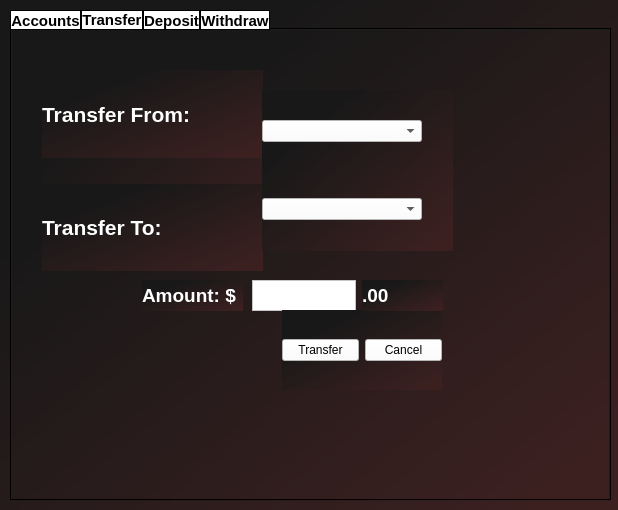
CS3560-3-3/Bank-ATM-Subsystem, file ATM/bankaccount.ui: the form before one commit.
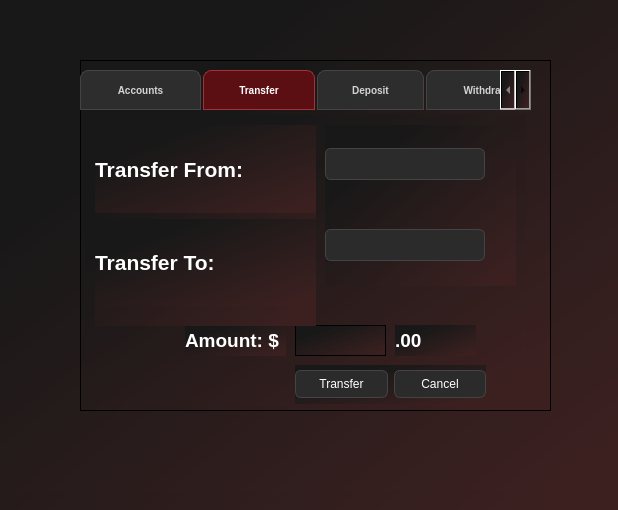
The form after the commit. The open tabs and pages were chosen to show the change. Icons and pictures are not drawn.

Commit message: UI Redesign + Fix Transfer/Deposit/Withdraw Logic

```diff
--- a/ATM/bankaccount.ui
+++ b/ATM/bankaccount.ui
@@ -29,13 +29,28 @@
 }
 </string>
   </property>
+  <widget class="QFrame" name="atmScreenFrame">
+   <property name="geometry">
+    <rect>
+     <x>80</x>
+     <y>60</y>
+     <width>471</width>
+     <height>351</height>
+    </rect>
+   </property>
+   <property name="frameShape">
+    <enum>QFrame::Shape::StyledPanel</enum>
+   </property>
+   <property name="frameShadow">
+    <enum>QFrame::Shadow::Raised</enum>
+   </property>
   <widget class="QTabWidget" name="tabWidget">
    <property name="geometry">
     <rect>
-     <x>10</x>
+      <x>0</x>
      <y>10</y>
-     <width>601</width>
-     <height>491</height>
+      <width>451</width>
+      <height>341</height>
     </rect>
    </property>
    <property name="font">
@@ -49,9 +64,49 @@
 color: Black;
 }
 
-QTabBar::tab {background-color : white;
-border: 1px solid black;
- }</string>
+/* ---------- TAB BAR CONTAINER ---------- */
+QTabWidget::pane {
+    border: 0px;
+    padding: 5px;
+}
+
+/* ---------- TAB BAR ---------- */
+QTabBar {
+    background: transparent;
+}
+
+/* ---------- DEFAULT TABS ---------- */
+QTabBar::tab {
+    color: white;
+    background: #2d2d2d;
+    padding: 10px 25px;
+    margin-right: 2px;
+    font-size: 10px;
+    font-weight: bold;
+    border-top-left-radius: 8px;
+    border-top-right-radius: 8px;
+    border: 1px solid #444;
+}
+
+/* ---------- HOVER EFFECT ---------- */
+QTabBar::tab:hover {
+    background: #3b3b3b;
+    border: 1px solid #666;
+}
+
+/* ---------- SELECTED TAB ---------- */
+QTabBar::tab:selected {
+    background: #5b0f12; /* deep red highlight */
+    color: white;
+    border: 1px solid #a33238;
+}
+
+/* ---------- UNSELECTED TABS ---------- */
+QTabBar::tab:!selected {
+    background: #2d2d2d;
+    color: #d3d3d3;
+}
+</string>
    </property>
    <property name="currentIndex">
     <number>0</number>
@@ -188,23 +243,30 @@
     <widget class="QTextEdit" name="txtAmt">
      <property name="geometry">
       <rect>
-       <x>240</x>
-       <y>250</y>
-       <width>104</width>
+        <x>210</x>
+        <y>210</y>
+        <width>91</width>
        <height>31</height>
       </rect>
      </property>
      <property name="styleSheet">
-      <string notr="true">QTextEdit {
-background-color: white;
-}</string>
+       <string notr="true">QLineEdit {
+    background-color: #2b2b2b;
+    color: white;
+    border: 1px solid #555;
+    border-radius: 6px;
+    padding: 6px 10px;
+    font-size: 16px;
+    font-weight: bold;
+}
+</string>
      </property>
     </widget>
     <widget class="QLabel" name="lblAmount">
      <property name="geometry">
       <rect>
-       <x>130</x>
-       <y>250</y>
+        <x>100</x>
+        <y>210</y>
        <width>101</width>
        <height>31</height>
       </rect>
@@ -222,39 +284,13 @@
     <widget class="QWidget" name="verticalLayoutWidget_4">
      <property name="geometry">
       <rect>
-       <x>30</x>
-       <y>40</y>
+        <x>10</x>
+        <y>10</y>
        <width>221</width>
        <height>201</height>
       </rect>
      </property>
      <layout class="QVBoxLayout" name="verticalLayout_4">
-      <item>
-       <widget class="QLabel" name="lblTransferFrom">
-        <property name="font">
-         <font>
-          <pointsize>16</pointsize>
-          <bold>true</bold>
-         </font>
-        </property>
-        <property name="text">
-         <string>Transfer From: </string>
-        </property>
-       </widget>
-      </item>
-      <item>
-       <spacer name="horizontalSpacer_3">
-        <property name="orientation">
-         <enum>Qt::Orientation::Horizontal</enum>
-        </property>
-        <property name="sizeHint" stdset="0">
-         <size>
-          <width>40</width>
-          <height>20</height>
-         </size>
-        </property>
-       </spacer>
-      </item>
       <item>
        <widget class="QLabel" name="lblTransferTo">
         <property name="font">
@@ -264,11 +300,38 @@
          </font>
         </property>
         <property name="text">
+          <string>Transfer From: </string>
+         </property>
+        </widget>
+       </item>
+       <item>
+        <widget class="QLabel" name="lblTransferFrom">
+         <property name="font">
+          <font>
+           <pointsize>16</pointsize>
+           <bold>true</bold>
+          </font>
+         </property>
+         <property name="text">
          <string>Transfer To: </string>
         </property>
        </widget>
       </item>
-     </layout>
+       <item>
+        <spacer name="horizontalSpacer_3">
+         <property name="orientation">
+          <enum>Qt::Orientation::Horizontal</enum>
+         </property>
+         <property name="sizeHint" stdset="0">
+          <size>
+           <width>40</width>
+           <height>20</height>
+          </size>
+         </property>
+        </spacer>
+       </item>
+      </layout>
+      <zorder>horizontalSpacer_3</zorder>
      <zorder>lblTransferFrom</zorder>
      <zorder>lblTransferTo</zorder>
      <zorder>horizontalSpacer_3</zorder>
@@ -276,8 +339,8 @@
     <widget class="QWidget" name="verticalLayoutWidget_5">
      <property name="geometry">
       <rect>
-       <x>250</x>
-       <y>60</y>
+        <x>240</x>
+        <y>10</y>
        <width>191</width>
        <height>161</height>
       </rect>
@@ -293,8 +356,34 @@
         </property>
         <property name="styleSheet">
          <string notr="true">QComboBox {
-background-color: white;
-}</string>
+    background-color: #2b2b2b;       /* dark input background */
+    color: white;                    /* text color */
+    padding: 6px 10px;
+    border: 1px solid #444;
+    border-radius: 6px;
+    font-size: 14px;
+    font-family: &quot;Segoe UI&quot;;
+}
+
+QComboBox:hover {
+    border: 1px solid #bb4444;       /* subtle red hover accent */
+}
+
+QComboBox::drop-down {
+    border: none;
+    width: 22px;
+    background: transparent;
+}
+
+QComboBox QAbstractItemView {
+    background-color: #1e1e1e;      /* dropdown background */
+    color: white;
+    padding: 6px;
+    selection-background-color: #bb4444; /* selected row highlight */
+    border: 1px solid #333;
+    outline: 0;
+}
+</string>
         </property>
        </widget>
       </item>
@@ -321,8 +410,34 @@
         </property>
         <property name="styleSheet">
          <string notr="true">QComboBox {
-background-color: white;
-}</string>
+    background-color: #2b2b2b;       /* dark input background */
+    color: white;                    /* text color */
+    padding: 6px 10px;
+    border: 1px solid #444;
+    border-radius: 6px;
+    font-size: 14px;
+    font-family: &quot;Segoe UI&quot;;
+}
+
+QComboBox:hover {
+    border: 1px solid #bb4444;       /* subtle red hover accent */
+}
+
+QComboBox::drop-down {
+    border: none;
+    width: 22px;
+    background: transparent;
+}
+
+QComboBox QAbstractItemView {
+    background-color: #1e1e1e;      /* dropdown background */
+    color: white;
+    padding: 6px;
+    selection-background-color: #bb4444; /* selected row highlight */
+    border: 1px solid #333;
+    outline: 0;
+}
+</string>
         </property>
        </widget>
       </item>
@@ -331,10 +446,10 @@
     <widget class="QWidget" name="horizontalLayoutWidget">
      <property name="geometry">
       <rect>
-       <x>270</x>
-       <y>280</y>
-       <width>160</width>
-       <height>80</height>
+        <x>210</x>
+        <y>250</y>
+        <width>191</width>
+        <height>39</height>
       </rect>
      </property>
      <layout class="QHBoxLayout" name="horizontalLayout">
@@ -342,8 +457,30 @@
        <widget class="QPushButton" name="submitTransfer">
         <property name="styleSheet">
          <string notr="true">QPushButton {
-background-color: white;
-}</string>
+    background-color: #2b2b2b;        /* dark matte base */
+    color: white;                     /* text color */
+    font: 12pt &quot;Segoe UI Semibold&quot;;   /* clean readable font */
+    border-radius: 6px;               /* rounded corners */
+    padding: 6px 16px;                /* comfortable padding */
+    border: 1px solid #444;           /* subtle border */
+}
+
+QPushButton:hover {
+    background-color: #383838;        /* lighter on hover */
+    border: 1px solid #bb0a1e;        /* red accent glow */
+}
+
+QPushButton:pressed {
+    background-color: #1e1e1e;        /* slightly darker */
+    border: 1px solid #770814;
+}
+
+QPushButton:disabled {
+    background-color: #3a3a3a;
+    color: #777;
+    border: 1px solid #555;
+}
+</string>
         </property>
         <property name="text">
          <string>Transfer</string>
@@ -354,8 +491,30 @@
        <widget class="QPushButton" name="cancelTransfer">
         <property name="styleSheet">
          <string notr="true">QPushButton {
-background-color: white;
-}</string>
+    background-color: #2b2b2b;        /* dark matte base */
+    color: white;                     /* text color */
+    font: 12pt &quot;Segoe UI Semibold&quot;;   /* clean readable font */
+    border-radius: 6px;               /* rounded corners */
+    padding: 6px 16px;                /* comfortable padding */
+    border: 1px solid #444;           /* subtle border */
+}
+
+QPushButton:hover {
+    background-color: #383838;        /* lighter on hover */
+    border: 1px solid #bb0a1e;        /* red accent glow */
+}
+
+QPushButton:pressed {
+    background-color: #1e1e1e;        /* slightly darker */
+    border: 1px solid #770814;
+}
+
+QPushButton:disabled {
+    background-color: #3a3a3a;
+    color: #777;
+    border: 1px solid #555;
+}
+</string>
         </property>
         <property name="text">
          <string>Cancel</string>
@@ -367,8 +526,8 @@
     <widget class="QLabel" name="lblAmount_2">
      <property name="geometry">
       <rect>
-       <x>350</x>
-       <y>250</y>
+        <x>310</x>
+        <y>210</y>
        <width>81</width>
        <height>31</height>
       </rect>
@@ -627,6 +786,25 @@
     </widget>
    </widget>
   </widget>
+  </widget>
+  <widget class="QLabel" name="label_3">
+   <property name="geometry">
+    <rect>
+     <x>0</x>
+     <y>0</y>
+     <width>631</width>
+     <height>491</height>
+    </rect>
+   </property>
+   <property name="styleSheet">
+    <string notr="true">image: url(:/res/bgAtm.png);</string>
+   </property>
+   <property name="text">
+    <string/>
+   </property>
+  </widget>
+  <zorder>label_3</zorder>
+  <zorder>atmScreenFrame</zorder>
  </widget>
  <resources/>
  <connections/>
```
Left out of the diff: 256 changed lines with no effect on the pictures. Lines whose indentation alone changed are shown as unchanged. The commit also changes 7 other files.
